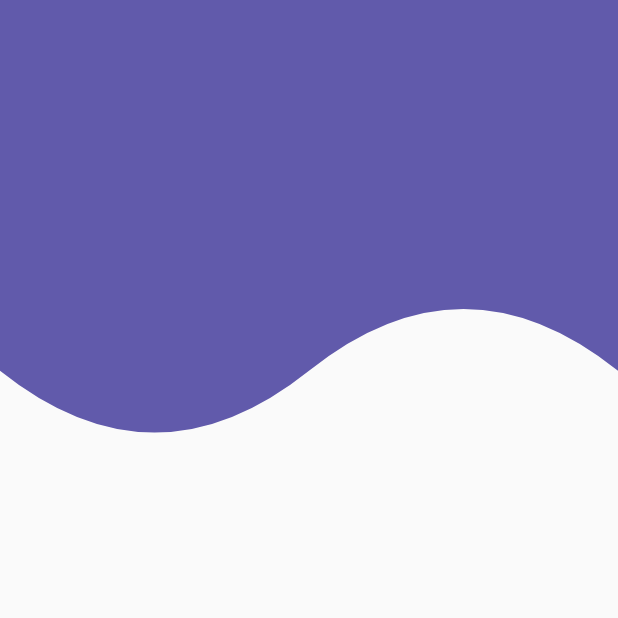
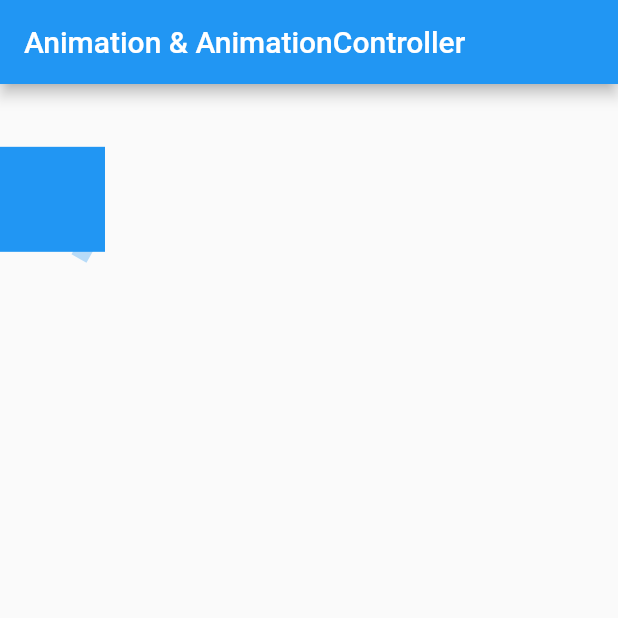
Before and after one commit to fabirt/flutter-design-practice, a Flutter app: the screen it shows after launch, on a phone screen of 412 x 824 dp, the top half of it. Run offline on Flutter 3.47's test engine with Material 2 defaults, Android fonts, the phone set to English and light mode, and no system bars.

Commit message:
Building custom explicit animations

```diff
--- a/lib/main.dart
+++ b/lib/main.dart
@@ -1,5 +1,5 @@
 import 'package:flutter/material.dart';
-import 'package:flutter_design_practice/src/pages/headers_page.dart';
+import 'package:flutter_design_practice/src/pages/animations_page.dart';
 
 void main() => runApp(MyApp());
 
@@ -9,7 +9,7 @@ class MyApp extends StatelessWidget {
     return MaterialApp(
       debugShowCheckedModeBanner: false,
       title: 'Flutter design pratice',
-      home: HeadersPage(),
+      home: AnimationsPage(),
     );
   }
 }
--- /dev/null
+++ b/lib/src/pages/animations_page.dart
@@ -0,0 +1,220 @@
+import 'dart:math' as math;
+
+import 'package:flutter/material.dart';
+
+class AnimationsPage extends StatelessWidget {
+  @override
+  Widget build(BuildContext context) {
+    return Scaffold(
+      appBar: AppBar(title: const Text('Animation & AnimationController')),
+      body: SafeArea(
+        child: Stack(
+          fit: StackFit.passthrough,
+          children: <Widget>[
+            AnimatedRectangle(),
+            AnimatedCicleRectangle(),
+          ],
+        ),
+      ),
+    );
+  }
+}
+
+class AnimatedRectangle extends StatefulWidget {
+  @override
+  _AnimatedRectangleState createState() => _AnimatedRectangleState();
+}
+
+class _AnimatedRectangleState extends State<AnimatedRectangle>
+    with SingleTickerProviderStateMixin {
+  AnimationController _controller;
+  Animation<double> _rotation;
+  Animation<double> _opacity;
+  Animation<double> _opacityOut;
+  Animation<Offset> _offset;
+  Animation<double> _scale;
+
+  @override
+  void initState() {
+    super.initState();
+    _controller = AnimationController(
+      vsync: this,
+      duration: const Duration(milliseconds: 4000),
+    );
+
+    _rotation = Tween<double>(
+      begin: 0.0,
+      end: 2 * math.pi,
+    ).animate(CurvedAnimation(
+      parent: _controller,
+      curve: Curves.easeOut,
+    ));
+
+    _opacity = Tween<double>(
+      begin: 0.0,
+      end: 1.0,
+    ).animate(CurvedAnimation(
+      parent: _controller,
+      curve: Interval(0.0, 0.25, curve: Curves.easeOut),
+    ));
+
+    _opacityOut = Tween<double>(
+      begin: 0.0,
+      end: 1.0,
+    ).animate(CurvedAnimation(
+      parent: _controller,
+      curve: Interval(0.75, 1.0, curve: Curves.easeOut),
+    ));
+
+    _offset = Tween<Offset>(
+      begin: Offset.zero,
+      end: const Offset(250.0, math.pi),
+    ).animate(CurvedAnimation(
+      parent: _controller,
+      curve: Curves.easeOut,
+    ));
+
+    _scale = Tween<double>(
+      begin: 0.0,
+      end: 2.0,
+    ).animate(CurvedAnimation(
+      parent: _controller,
+      curve: Curves.easeOut,
+    ));
+
+    // _controller.addListener(() {
+    //   if (_controller.status == AnimationStatus.completed) {
+    //     _controller.reverse();
+    //   } else if (_controller.status == AnimationStatus.dismissed) {
+    //     _controller.forward();
+    //   }
+    // });
+
+    _controller.repeat(reverse: true);
+  }
+
+  @override
+  void dispose() {
+    _controller.dispose();
+    super.dispose();
+  }
+
+  @override
+  Widget build(BuildContext context) {
+    return AnimatedBuilder(
+      animation: _controller,
+      builder: (BuildContext context, Widget child) {
+        return Transform.translate(
+          offset: Offset(
+            _offset.value.dx,
+            math.sin(_offset.value.dy) * 300,
+          ),
+          child: Transform.rotate(
+            angle: _rotation.value,
+            child: Opacity(
+              opacity: _opacity.value - _opacityOut.value,
+              child: Transform.scale(
+                scale: _scale.value,
+                child: child,
+              ),
+            ),
+          ),
+        );
+      },
+      child: _Rectangle(),
+    );
+  }
+}
+
+class AnimatedCicleRectangle extends StatefulWidget {
+  @override
+  _AnimatedCicleRectangleState createState() => _AnimatedCicleRectangleState();
+}
+
+class _AnimatedCicleRectangleState extends State<AnimatedCicleRectangle>
+    with SingleTickerProviderStateMixin {
+  AnimationController _controller;
+  Animation<double> _translationRight;
+  Animation<double> _translationLeft;
+  Animation<double> _translationUp;
+  Animation<double> _translationDown;
+
+  @override
+  void initState() {
+    super.initState();
+    _controller = AnimationController(
+      vsync: this,
+      duration: const Duration(milliseconds: 4000),
+    );
+
+    _translationRight = Tween<double>(
+      begin: 0.0,
+      end: 1.0,
+    ).animate(CurvedAnimation(
+      parent: _controller,
+      curve: Interval(0.0, 0.25, curve: Curves.bounceOut),
+    ));
+
+    _translationUp = Tween<double>(
+      begin: 0.0,
+      end: 1.0,
+    ).animate(CurvedAnimation(
+      parent: _controller,
+      curve: Interval(0.25, 0.5, curve: Curves.bounceOut),
+    ));
+
+    _translationLeft = Tween<double>(
+      begin: 0.0,
+      end: -1.0,
+    ).animate(CurvedAnimation(
+      parent: _controller,
+      curve: Interval(0.5, 0.75, curve: Curves.bounceOut),
+    ));
+
+    _translationDown = Tween<double>(
+      begin: 0.0,
+      end: -1.0,
+    ).animate(CurvedAnimation(
+      parent: _controller,
+      curve: Interval(0.75, 1.0, curve: Curves.bounceOut),
+    ));
+
+    _controller.repeat();
+  }
+
+  @override
+  void dispose() {
+    _controller.dispose();
+    super.dispose();
+  }
+
+  @override
+  Widget build(BuildContext context) {
+    return AnimatedBuilder(
+      animation: _controller,
+      builder: (BuildContext context, Widget child) {
+        return Align(
+          alignment: FractionalOffset(
+            _translationRight.value + _translationLeft.value,
+            _translationUp.value + _translationDown.value,
+          ),
+          child: child,
+        );
+      },
+      child: _Rectangle(),
+    );
+  }
+}
+
+class _Rectangle extends StatelessWidget {
+  @override
+  Widget build(BuildContext context) {
+    return Container(
+      width: 70.0,
+      height: 70.0,
+      decoration: BoxDecoration(
+        color: Theme.of(context).accentColor,
+      ),
+    );
+  }
+}
```
